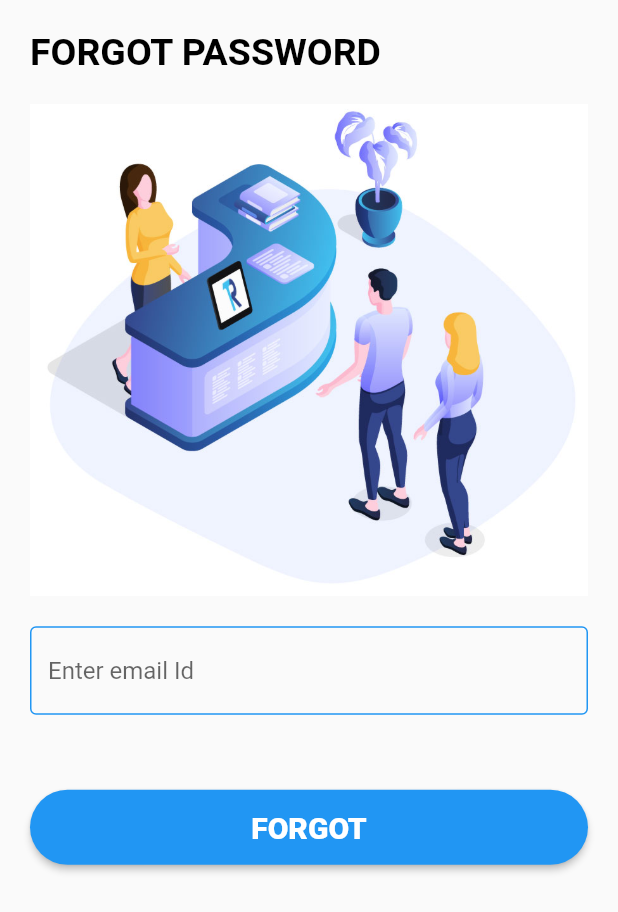
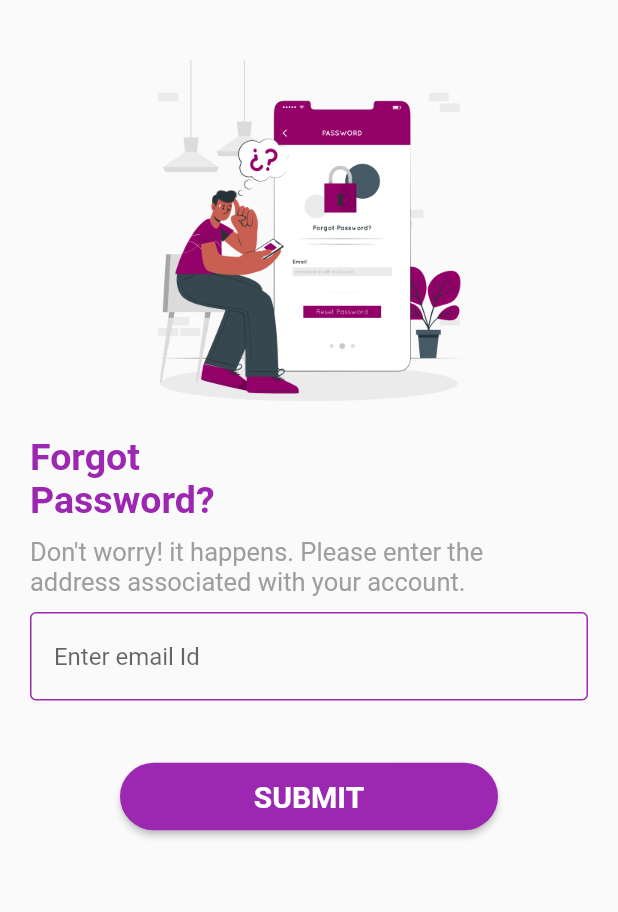
Before and after one commit to shivamkushwah47/task-management, a Flutter app: the ForgetView screen opened by its route, on a phone screen of 412 x 824 dp. Shown: the top 912 px of the screen. Run offline on Flutter 3.47's test engine with Material 2 defaults, Android fonts, the phone set to English and light mode, and no system bars; our stand-ins replace animated_splash_screen, cloud_firestore, connectivity_plus, email_validator, firebase_auth, firebase_core and 7 more; missing offline and left inert: fl_country_code_picker; accounts and stored records are empty.

Commit message:
Forgotpass by shubham UI

```diff
--- a/lib/feature/Forgetpass/view/forget_view.dart
+++ b/lib/feature/Forgetpass/view/forget_view.dart
@@ -19,32 +19,60 @@ class ForgetView extends GetView<ForgetController> {
                 key: controller.forgetFormKey,
                 child: Column(
                   children: [
+                    SizedBox(
+                      height: 20,
+                    ),
+                    SizedBox(
+                      height: 250,
+                      child: Image.asset(
+                        "assets/Image/forgotpass.png",
+                      ),
+                    ),
                     Align(
                       alignment: Alignment.bottomLeft,
                       child: Text(
-                        "FORGOT PASSWORD",
+                        "Forgot",
                         style: TextStyle(
                             fontSize: 25,
                             fontWeight: FontWeight.bold,
-                            color: Colors.black),
+                            color: Colors.purple),
                       ),
                     ),
-                    SizedBox(
-                      height: 20,
+                    Align(
+                      alignment: Alignment.bottomLeft,
+                      child: Text(
+                        "Password?",
+                        style: TextStyle(
+                            fontSize: 25,
+                            fontWeight: FontWeight.bold,
+                            color: Colors.purple),
                       ),
-                    Image.asset(
-                      "assets/Image/visitor-management.jpg",
-                      width: 600,
                     ),
-                    SizedBox(
-                      height: 20,
+                    SizedBox(height: 10,),
+                    Align(
+                      alignment: Alignment.bottomLeft,
+                      child: Text("Don't worry! it happens. Please enter the",
+                        style: TextStyle(
+                            fontSize: 17,
+                            color: Colors.grey),
                       ),
+                    ),
+                    Align(
+                      alignment: Alignment.bottomLeft,
+                      child: Text("address associated with your account.",
+                        style: TextStyle(
+                            fontSize: 17,
+                            color: Colors.grey),
+                      ),
+                    ),
+SizedBox(height: 10,),
+
                     TextFormField(
                       decoration: InputDecoration(
-                        hintText: "Enter email Id",
+                        hintText: " Enter email Id",
                         enabledBorder: OutlineInputBorder(
                           borderSide: BorderSide(
-                              width: 1, color: Colors.blue), //<-- SEE HERE
+                              width: 1, color: Colors.purple), //<-- SEE HERE
                         ),
                       ),
                     controller: controller.emailController,
@@ -58,29 +86,30 @@ class ForgetView extends GetView<ForgetController> {
                     SizedBox(
                       height: 20,
                     ),
-                    SizedBox(
-                      height: 10,
-                    ),
+
 
                     SizedBox(
                       height: 20,
                     ),
-                    ElevatedButton(
+                    SizedBox(
+                      width: Get.width-160,
+                      child: ElevatedButton(
                           style: ElevatedButton.styleFrom(
-                          backgroundColor: Colors.blue,
-                          minimumSize: const Size.fromHeight(50),
+                            backgroundColor: Colors.purple,
+                            minimumSize: const Size.fromHeight(45),
                             shape: StadiumBorder(), // NEW
                           ),
                           onPressed: () {
                             controller.forget();
                           },
                           child: Text(
-                          'FORGOT',
+                            'SUBMIT',
                             style: TextStyle(
                                 fontSize: 20,
-                              fontWeight: FontWeight.w800,
+                                fontWeight: FontWeight.w700,
                                 color: Colors.white),
                           )),
+                    ),
                     SizedBox(
                       height: 10,
                     ),
```
Also changed, not shown: assets/Image/forgotpass.png (added), assets/Image/resetpass.png (added). Lines whose indentation alone changed are shown as unchanged.
